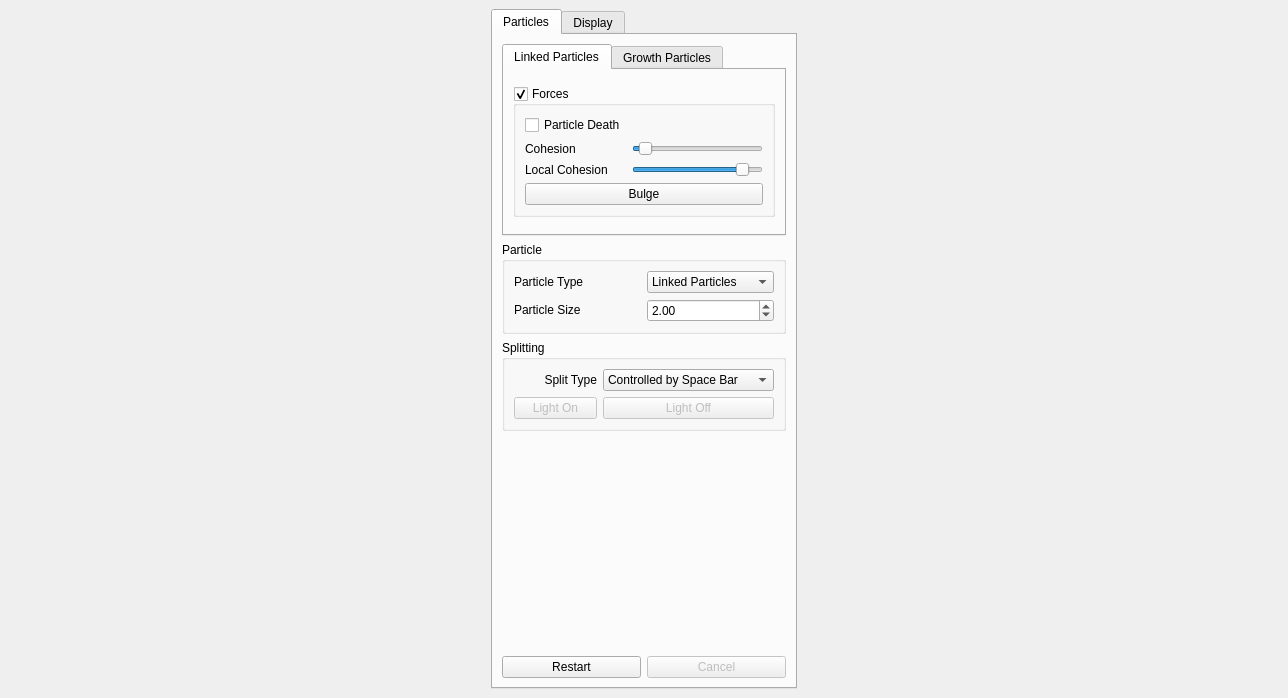
This is ui/GUI.ui in eulersson/CellGrowth as Qt 5 draws it before an edit. The edited form follows.
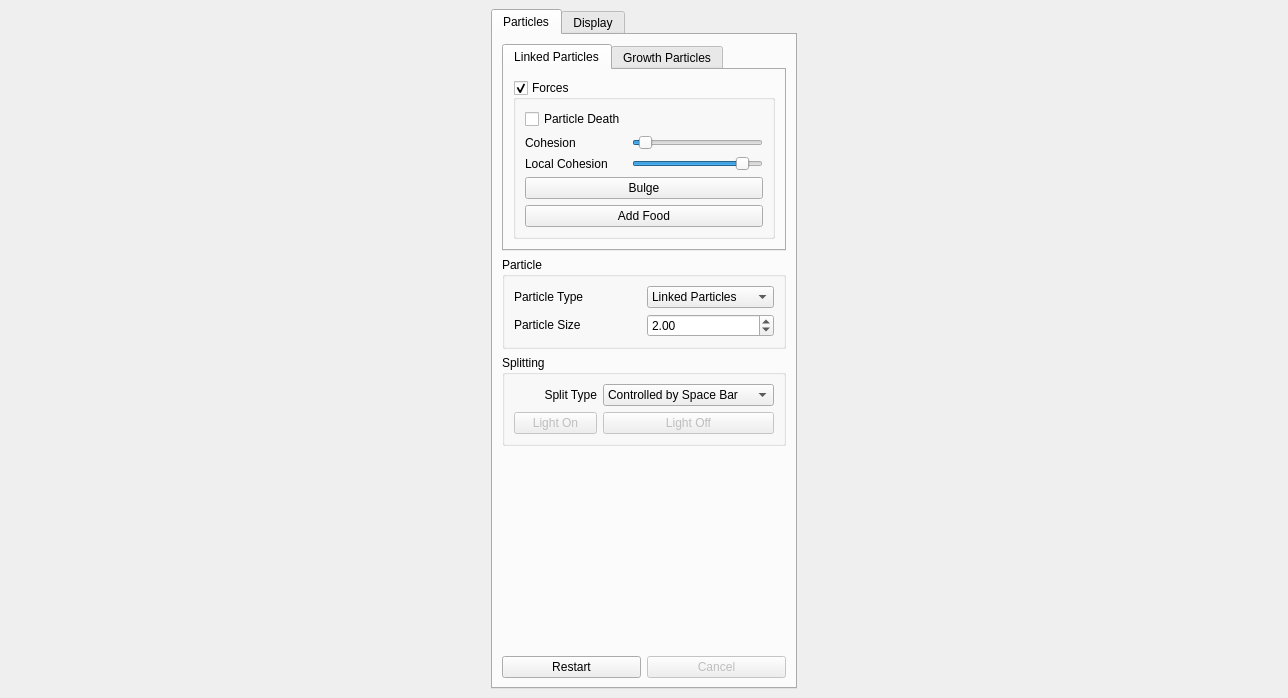
This is the edited form.

```diff
--- a/ui/GUI.ui
+++ b/ui/GUI.ui
@@ -162,6 +162,13 @@
                      </property>
                     </widget>
                    </item>
+                   <item row="4" column="0" colspan="2">
+                    <widget class="QPushButton" name="m_LP_addFood">
+                     <property name="text">
+                      <string>Add Food</string>
+                     </property>
+                    </widget>
+                   </item>
                   </layout>
                  </widget>
                 </item>
```
Left out of the diff: 7 changed lines with no effect on the pictures.
